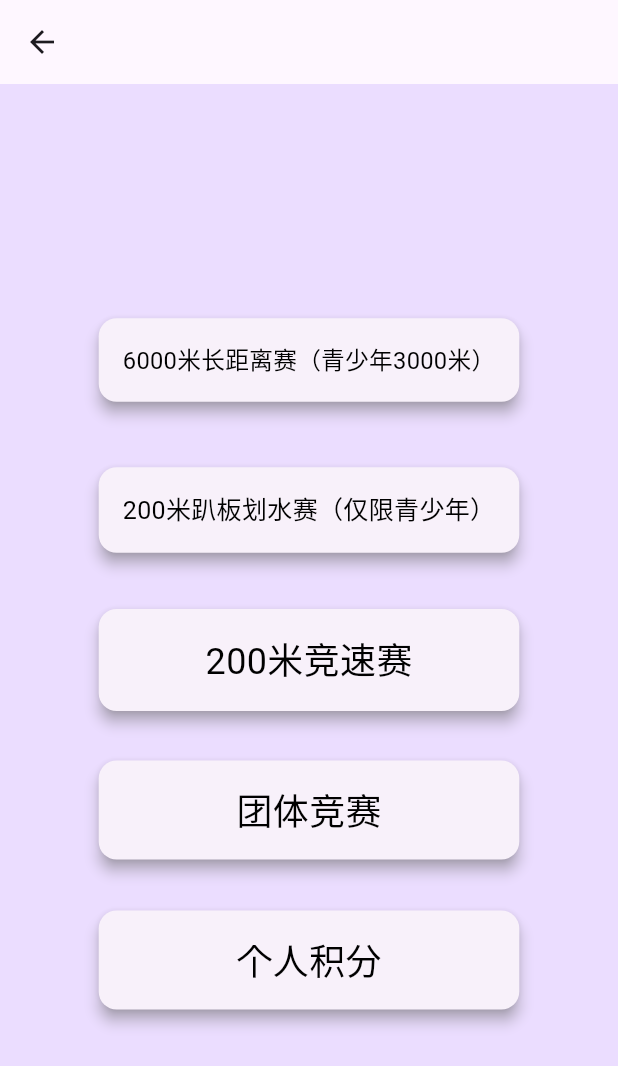
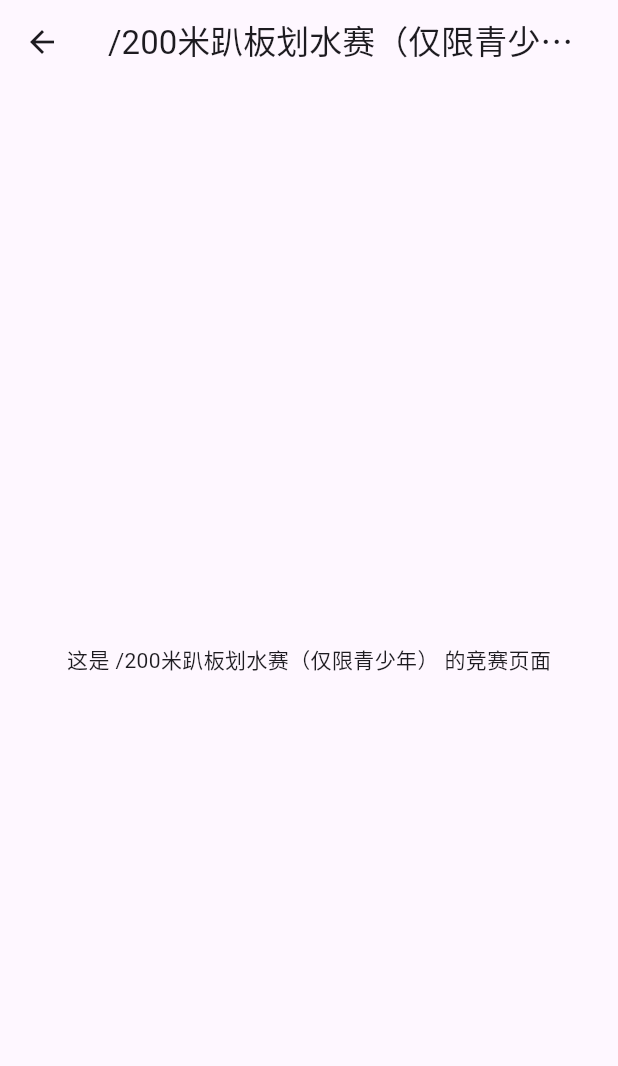
Before and after one commit to MCTown/PaddleScoreApp, a Flutter app: the RacePage screen opened directly with empty values, after a tap on "200米趴板划水赛（仅限青少年）", on a phone screen of 412 x 824 dp. Shown: the top 1066 px of the screen. Run offline on Flutter 3.47's test engine with Material 3 defaults, Android fonts, the phone set to English and light mode, and no system bars; our stand-ins replace file_picker, sqflite, sqflite_common_ffi; missing offline and left inert: dart:ffi, excel; accounts and stored records are empty.

Commit message:
add new page of longDistanceRace_page

```diff
--- a/lib/main.dart
+++ b/lib/main.dart
@@ -31,7 +31,12 @@ class MyApp extends StatelessWidget {
         colorScheme: ColorScheme.fromSeed(seedColor: Colors.deepPurple),
         useMaterial3: true,
       ),
-      home:MyHomePage(),
+      home:MultiProvider(providers: [
+        ChangeNotifierProvider(create: (context)=>MyAppState()),
+        ChangeNotifierProvider(create: (context)=>RaceCardState()),
+      ],
+      child:MyHomePage(),
+      ),
       routes:{
         '/home':(context)=>MyHomePage(),
         '/create':(context)=>CreateRacePage(),
--- /dev/null
+++ b/lib/page_widgets/longDistanceRace_page.dart
@@ -0,0 +1,21 @@
+import 'package:flutter/cupertino.dart';
+import 'package:flutter/material.dart';
+
+class longDistanceRacePage extends StatelessWidget{
+  const longDistanceRacePage({
+    super.key,
+    required this.raceBar,
+});
+  final dynamic raceBar;
+  @override
+  Widget build(BuildContext context){
+    return Scaffold(
+      appBar:AppBar(
+        title:Text(raceBar),
+      ),
+      body:Center(
+        child:Text('这是 $raceBar 的竞赛页面')
+      ),
+    );
+  }
+}
--- a/lib/page_widgets/race_page.dart
+++ b/lib/page_widgets/race_page.dart
@@ -1,4 +1,7 @@
 import 'package:flutter/material.dart';
+import 'package:provider/provider.dart';
+
+import 'longDistanceRace_page.dart';
 enum RaceType{
   longRace,
   shortRace1,
@@ -6,13 +9,15 @@ enum RaceType{
   teamRace,
   personalScore,
 }
+class RaceCardState extends ChangeNotifier{
+  String raceEventName = '';
+}
 class RaceCard extends StatefulWidget{
   final RaceType rt;
   const RaceCard({super.key,required this.rt});
   @override
   State<RaceCard> createState()=>_RaceCard();
 }
-
 class _RaceCard extends State<RaceCard>{
   bool isHovering = false;
   @override
@@ -37,14 +42,60 @@ class _RaceCard extends State<RaceCard>{
         break;
     }
     return LayoutBuilder(
-      builder:(BuildContext,BoxConstraints constraints) {
+      builder:(BuildContext context,BoxConstraints constraints) {
+        var raceCardState_ = context.watch<RaceCardState>();
+        String raceName = raceCardState_.raceEventName;
         double cardWidth = constraints.maxWidth*0.7 ;
         return SizedBox(
           width: cardWidth,
           height: 100,
           child: InkWell(
               onTap: () {
+                final raceBar = '$raceName/$title';
                 print('点击了$title');
+                switch(rt){
+                 case RaceType.longRace:
+                   Navigator.push(
+                     context,
+                     MaterialPageRoute(
+                       builder:(context)=>longDistanceRacePage(raceBar:raceBar),
+                     ),
+                   );
+                   break;
+                  case RaceType.shortRace1:
+                    Navigator.push(
+                      context,
+                      MaterialPageRoute(
+                        builder:(context)=>longDistanceRacePage(raceBar:raceBar),
+                      ),
+                    );
+                    break;
+                    case RaceType.shortRace2:
+                    Navigator.push(
+                      context,
+                      MaterialPageRoute(
+                        builder:(context)=>longDistanceRacePage(raceBar:raceBar),
+                      ),
+                    );
+                    break;
+                    case RaceType.teamRace:
+                    Navigator.push(
+                      context,
+                      MaterialPageRoute(
+                        builder:(context)=>longDistanceRacePage(raceBar:raceBar),
+                      ),
+                    );
+                    break;
+                    case RaceType.personalScore:
+                    Navigator.push(
+                      context,
+                      MaterialPageRoute(
+                        builder:(context)=>longDistanceRacePage(raceBar:raceBar),
+                      ),
+                    );
+                    break;
+                }
+
               },
               onHover: (hovering) {
                 setState(() {
@@ -125,12 +176,13 @@ class _RaceCard extends State<RaceCard>{
     );
   }
 }
-
 class RacePage extends StatelessWidget{
   final String raceName;
   const RacePage({super.key,required this.raceName});
   @override
   Widget build(BuildContext context){
+    var raceCardState = context.watch<RaceCardState>();
+    raceCardState.raceEventName = raceName;
     return Scaffold(
       backgroundColor: Theme.of(context).colorScheme.primaryContainer,
       appBar:AppBar(
```
